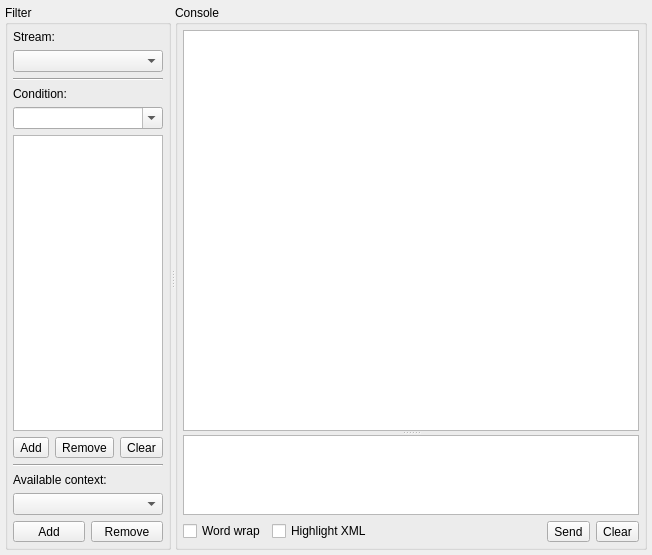
Qt form trunk/src/plugins/console/consolewidget.ui (vacuum-im/vacuum-im) before a commit.
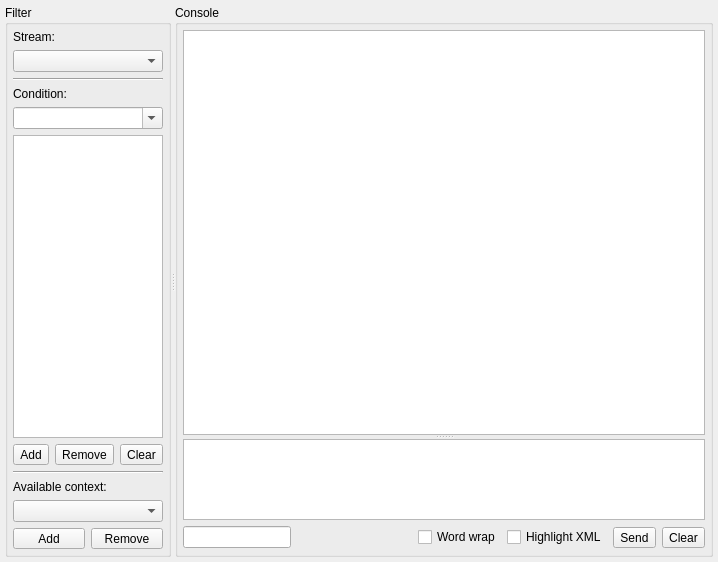
The same form after that commit. Custom widgets are drawn as their Qt base class.

Commit message: В XML консоли исправлено несколько ошибок и добавлен поиск.

Patch:
```diff
--- a/trunk/src/plugins/console/consolewidget.ui
+++ b/trunk/src/plugins/console/consolewidget.ui
@@ -6,8 +6,8 @@
    <rect>
     <x>0</x>
     <y>0</y>
-    <width>652</width>
-    <height>555</height>
+    <width>718</width>
+    <height>562</height>
    </rect>
   </property>
   <property name="windowTitle">
@@ -193,7 +193,7 @@
          <property name="orientation">
           <enum>Qt::Vertical</enum>
          </property>
-         <widget class="QTextEdit" name="tedConsole">
+         <widget class="AnimatedTextBrowser" name="tbrConsole">
           <property name="sizePolicy">
            <sizepolicy hsizetype="Expanding" vsizetype="Expanding">
             <horstretch>0</horstretch>
@@ -203,9 +203,6 @@
           <property name="lineWrapMode">
            <enum>QTextEdit::NoWrap</enum>
           </property>
-          <property name="readOnly">
-           <bool>true</bool>
-          </property>
          </widget>
          <widget class="QTextEdit" name="tedSendXML">
           <property name="sizePolicy">
@@ -226,18 +223,55 @@
        <item>
         <layout class="QHBoxLayout" name="horizontalLayout_2">
          <item>
-          <widget class="QCheckBox" name="chbWordWrap">
-           <property name="text">
-            <string>Word wrap</string>
+          <widget class="QLineEdit" name="lneTextSearch">
+           <property name="sizePolicy">
+            <sizepolicy hsizetype="Minimum" vsizetype="Fixed">
+             <horstretch>0</horstretch>
+             <verstretch>0</verstretch>
+            </sizepolicy>
            </property>
           </widget>
          </item>
          <item>
-          <widget class="QCheckBox" name="chbHilightXML">
-           <property name="text">
-            <string>Highlight XML</string>
+          <widget class="QToolButton" name="tlbTextSearchNext">
+           <property name="enabled">
+            <bool>false</bool>
            </property>
-           <property name="tristate">
+           <property name="sizePolicy">
+            <sizepolicy hsizetype="Fixed" vsizetype="Fixed">
+             <horstretch>0</horstretch>
+             <verstretch>0</verstretch>
+            </sizepolicy>
+           </property>
+           <property name="autoRepeat">
+            <bool>true</bool>
+           </property>
+           <property name="toolButtonStyle">
+            <enum>Qt::ToolButtonTextBesideIcon</enum>
+           </property>
+           <property name="autoRaise">
+            <bool>true</bool>
+           </property>
+          </widget>
+         </item>
+         <item>
+          <widget class="QToolButton" name="tlbTextSearchPrev">
+           <property name="enabled">
+            <bool>false</bool>
+           </property>
+           <property name="sizePolicy">
+            <sizepolicy hsizetype="Fixed" vsizetype="Fixed">
+             <horstretch>0</horstretch>
+             <verstretch>0</verstretch>
+            </sizepolicy>
+           </property>
+           <property name="autoRepeat">
+            <bool>true</bool>
+           </property>
+           <property name="toolButtonStyle">
+            <enum>Qt::ToolButtonTextBesideIcon</enum>
+           </property>
+           <property name="autoRaise">
             <bool>true</bool>
            </property>
           </widget>
@@ -255,6 +289,23 @@
            </property>
           </spacer>
          </item>
+         <item>
+          <widget class="QCheckBox" name="chbWordWrap">
+           <property name="text">
+            <string>Word wrap</string>
+           </property>
+          </widget>
+         </item>
+         <item>
+          <widget class="QCheckBox" name="chbHilightXML">
+           <property name="text">
+            <string>Highlight XML</string>
+           </property>
+           <property name="tristate">
+            <bool>true</bool>
+           </property>
+          </widget>
+         </item>
          <item>
           <widget class="QToolButton" name="tlbSendXML">
            <property name="text">
@@ -278,6 +329,13 @@
   </layout>
  </widget>
  <layoutdefault spacing="6" margin="11"/>
+ <customwidgets>
+  <customwidget>
+   <class>AnimatedTextBrowser</class>
+   <extends>QTextBrowser</extends>
+   <header location="global">utils/animatedtextbrowser.h</header>
+  </customwidget>
+ </customwidgets>
  <resources/>
  <connections/>
 </ui>
```
Left out of the diff: 3 changed lines with no effect on the pictures. The commit also changes 2 other files.
